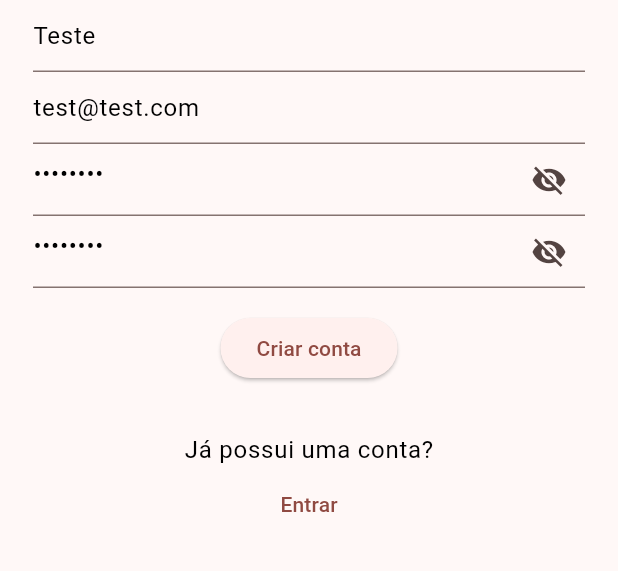
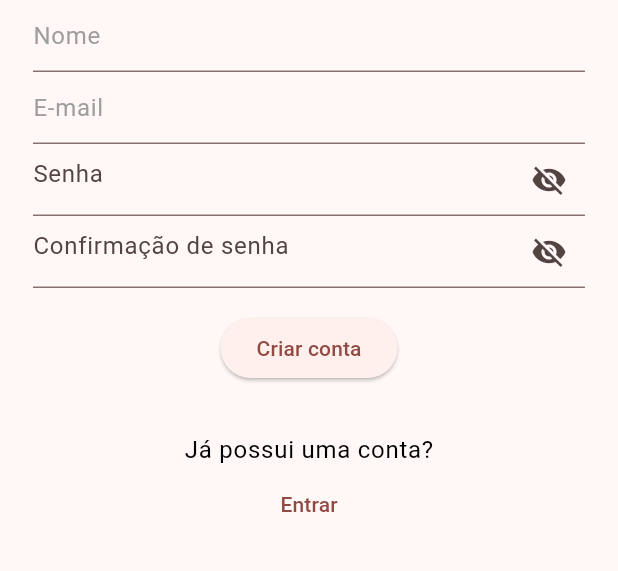
Before and after one commit to jsappsbr/Economiza-SC, a Flutter app: the SignUpPage screen opened by its route, on a phone screen of 412 x 824 dp, the part 498-1069 px from its top. Run offline on Flutter 3.47's test engine with Material 3 defaults, Android fonts, the phone set to English and light mode, and no system bars; our stand-ins replace device_info_plus, dio, flutter_mobx, flutter_modular, mobx, shared_preferences; accounts and stored records are empty; generated files the repository leaves out were written again.

Commit message:
Remove default form values

```diff
--- a/lib/pages/login_page.dart
+++ b/lib/pages/login_page.dart
@@ -16,8 +16,8 @@ class LoginPage extends StatefulWidget {
 class _LoginPageState extends State<LoginPage> {
   final _authStore = Modular.get<AuthStore>();
   final _formKey = GlobalKey<FormState>();
-  final _emailController = TextEditingController(text: 'test@test.com');
-  final _passwordController = TextEditingController(text: 'password');
+  final _emailController = TextEditingController();
+  final _passwordController = TextEditingController();
 
   @override
   initState() {
--- a/lib/pages/sign_up_page.dart
+++ b/lib/pages/sign_up_page.dart
@@ -14,11 +14,10 @@ class SignUpPage extends StatefulWidget {
 class _SignUpPageState extends State<SignUpPage> {
   final _signUpStore = Modular.get<SignUpStore>();
   final _formKey = GlobalKey<FormState>();
-  final _nameController = TextEditingController(text: "Teste");
-  final _emailController = TextEditingController(text: "test@test.com");
-  final _passwordController = TextEditingController(text: "12345678");
-  final _passwordConfirmationController =
-      TextEditingController(text: "12345678");
+  final _nameController = TextEditingController();
+  final _emailController = TextEditingController();
+  final _passwordController = TextEditingController();
+  final _passwordConfirmationController = TextEditingController();
 
   _handleSubmit() {
     if (!_formKey.currentState!.validate()) {
--- a/pubspec.yaml
+++ b/pubspec.yaml
@@ -16,7 +16,7 @@ publish_to: 'none' # Remove this line if you wish to publish to pub.dev
 # https://developer.apple.com/library/archive/documentation/General/Reference/InfoPlistKeyReference/Articles/CoreFoundationKeys.html
 # In Windows, build-name is used as the major, minor, and patch parts
 # of the product and file versions while build-number is used as the build suffix.
-version: 1.0.0+4
+version: 1.0.0+6
 
 environment:
   sdk: '>=3.1.3 <4.0.0'
```
